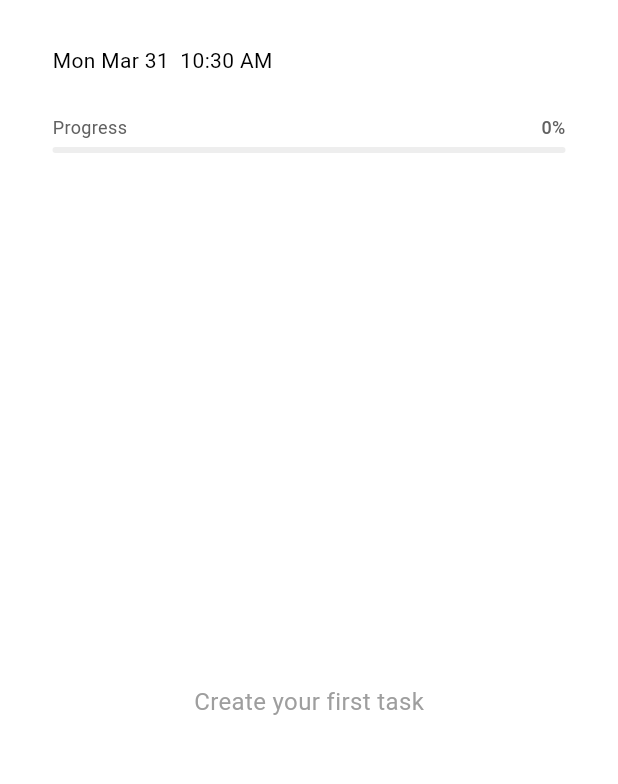
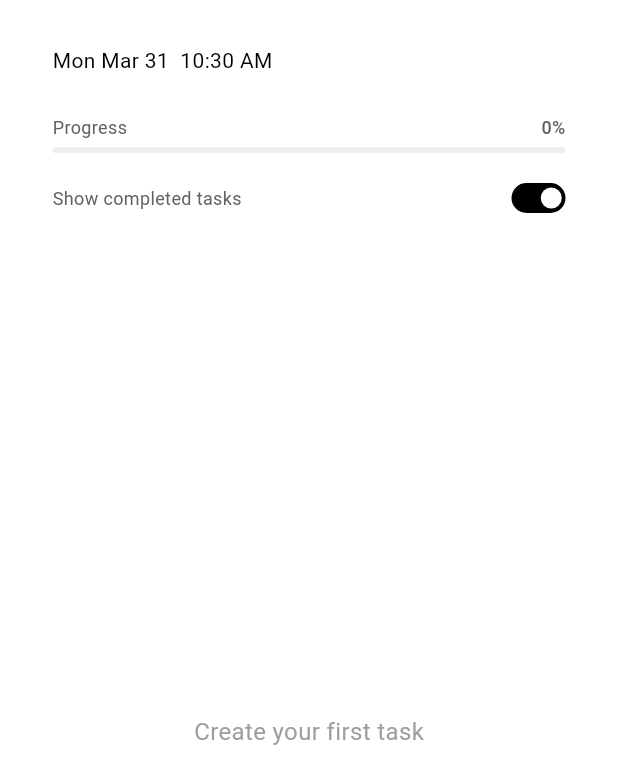
Before and after one commit to phinoda/Nook, a Flutter app: the screen it shows after launch, on a phone screen of 412 x 824 dp. Shown: the top 784 px of the screen. Run offline on Flutter 3.47's test engine with Material 3 defaults, Android fonts, the phone set to English and light mode, and no system bars; our stand-ins replace shared_preferences.

Commit message:
add a filter to hide completed tasks

```diff
--- a/lib/main.dart
+++ b/lib/main.dart
@@ -172,6 +172,9 @@ class _MyHomePageState extends State<MyHomePage> {
 
   // Add these state variables to track indentation
   Map<String, int> _taskIndentLevels = {}; // Maps task ID to indent level
+
+  // Add this state variable to track whether completed tasks are shown
+  bool _showCompletedTasks = true;
 
   @override
   void initState() {
@@ -668,12 +671,14 @@ class _MyHomePageState extends State<MyHomePage> {
 
   @override
   Widget build(BuildContext context) {
-    // For now, let's keep using the flat _tasks list for reordering
-    // We'll handle subtasks display separately
+    // Create a filtered task list based on the toggle state
+    final List<Task> displayedTasks = _showCompletedTasks
+        ? _tasks
+        : _tasks.where((task) => !task.isCompleted).toList();
 
     return Container(
-      width: 350, // Fixed width of 350
-      height: WidgetsBinding.instance.window.physicalSize.height / WidgetsBinding.instance.window.devicePixelRatio, // Full screen height
+      width: 350,
+      height: WidgetsBinding.instance.window.physicalSize.height / WidgetsBinding.instance.window.devicePixelRatio,
       child: Material(
         type: MaterialType.transparency,
         child: Focus(
@@ -749,7 +754,7 @@ class _MyHomePageState extends State<MyHomePage> {
                       ),
                     ),
 
-                    // Progress bar showing task completion percentage
+                    // Progress bar and percentage
                     Padding(
                       padding: const EdgeInsets.symmetric(horizontal: 25, vertical: 5),
         child: Column(
@@ -796,21 +801,88 @@ class _MyHomePageState extends State<MyHomePage> {
                               ),
                             ),
                           ),
+
+                          // Increased spacing between progress bar and toggle
+                          SizedBox(height: 20),
+
+                          // Toggle for completed tasks
+                          Row(
+                            mainAxisAlignment: MainAxisAlignment.spaceBetween,
+                            children: [
+            Text(
+                                "Show completed tasks",
+                                style: TextStyle(
+                                  fontSize: 12,
+                                  color: Colors.grey.shade700,
+                                ),
+                              ),
+                              // Custom-styled switch
+                              GestureDetector(
+                                onTap: () {
+                                  setState(() {
+                                    _showCompletedTasks = !_showCompletedTasks;
+                                    // Reset editing if the task being edited becomes hidden
+                                    if (_editingIndex != null &&
+                                        _editingIndex! < _tasks.length &&
+                                        _tasks[_editingIndex!].isCompleted &&
+                                        !_showCompletedTasks) {
+                                      _saveCurrentEditing();
+                                      _editingIndex = null;
+                                      _taskController.clear();
+                                    }
+                                  });
+                                },
+                                child: AnimatedContainer(
+                                  duration: Duration(milliseconds: 200),
+                                  width: 36,
+                                  height: 20,
+                                  decoration: BoxDecoration(
+                                    borderRadius: BorderRadius.circular(10),
+                                    border: Border.all(
+                                      color: _showCompletedTasks ? Colors.black : Colors.grey.shade400,
+                                      width: 1.5,
+                                    ),
+                                    color: _showCompletedTasks ? Colors.black : Colors.transparent,
+                                  ),
+                                  child: Stack(
+                                    children: [
+                                      AnimatedPositioned(
+                                        duration: Duration(milliseconds: 200),
+                                        curve: Curves.easeInOut,
+                                        left: _showCompletedTasks ? 18 : 2,
+                                        top: 1.5,
+                                        child: Container(
+                                          width: 14,
+                                          height: 14,
+                                          decoration: BoxDecoration(
+                                            shape: BoxShape.circle,
+                                            color: _showCompletedTasks ? Colors.white : Colors.grey.shade400,
+                                          ),
+                                        ),
+                                      ),
+                                    ],
+                                  ),
+                                ),
+                              ),
+                            ],
+                          ),
                         ],
                       ),
                     ),
 
                     SizedBox(height: 15),
 
-                    // Todo List Section
+                    // Todo List Section - Use displayedTasks instead of _tasks
                     Expanded(
-                      child: _tasks.isEmpty
+                      child: displayedTasks.isEmpty
                           ? GestureDetector(
                               onTap: _createFirstTask,
                               behavior: HitTestBehavior.opaque,
                               child: Center(
                                 child: Text(
-                                  "Create your first task",
+                                  _tasks.isEmpty
+                                      ? "Create your first task"
+                                      : "No tasks to display",
                                   style: TextStyle(
                                     color: Colors.grey,
                                     fontSize: 16,
@@ -820,7 +892,7 @@ class _MyHomePageState extends State<MyHomePage> {
                             )
                           : ReorderableListView.builder(
                               padding: EdgeInsets.symmetric(horizontal: 20, vertical: 5),
-                              itemCount: _tasks.length,
+                              itemCount: displayedTasks.length,
                               buildDefaultDragHandles: false,
                               proxyDecorator: (child, index, animation) {
                                 return Material(
@@ -832,67 +904,60 @@ class _MyHomePageState extends State<MyHomePage> {
                                 );
                               },
                               onReorder: (int oldIndex, int newIndex) {
+                                setState(() {
+                                  // Save any current editing
+                                  if (_editingIndex != null) {
+                                    _saveCurrentEditing();
+                                  }
+
+                                  // Map displayedTasks indices to actual _tasks indices
+                                  final int actualOldIndex = _tasks.indexOf(displayedTasks[oldIndex]);
+
+                                  // Handle index adjustment when moving an item down
                                   if (oldIndex < newIndex) {
                                     newIndex -= 1;
                                   }
 
-  final String movedTaskId = _tasks[oldIndex].id;
-  final int movedTaskIndent = _taskIndentLevels[movedTaskId] ?? 0;
+                                  // Find the actual position in _tasks for the new index
+                                  int actualNewIndex;
+                                  if (newIndex >= displayedTasks.length) {
+                                    // If dropping at the end
+                                    actualNewIndex = _showCompletedTasks
+                                        ? _tasks.length - 1
+                                        : _tasks.lastIndexWhere((task) => !task.isCompleted);
+                                  } else {
+                                    actualNewIndex = _tasks.indexOf(displayedTasks[newIndex]);
+                                  }
 
-  // Collect the task and all its children
-  final List<Task> movingGroup = [ _tasks[oldIndex] ];
-  final List<String> movingGroupIds = [ movedTaskId ];
-  final List<int> movingGroupIndents = [ movedTaskIndent ];
+                                  // Move the task
+                                  final Task movedTask = _tasks.removeAt(actualOldIndex);
+                                  _tasks.insert(actualNewIndex, movedTask);
 
-  for (int i = oldIndex + 1; i < _tasks.length; i++) {
-    final String childId = _tasks[i].id;
-    final int childIndent = _taskIndentLevels[childId] ?? 0;
-
-    if (childIndent > movedTaskIndent) {
-      movingGroup.add(_tasks[i]);
-      movingGroupIds.add(childId);
-      movingGroupIndents.add(childIndent);
-    } else {
-      break;
+                                  // Update editing index if necessary
+                                  if (_editingIndex != null) {
+                                    if (_editingIndex == actualOldIndex) {
+                                      _editingIndex = actualNewIndex;
+                                    } else if (actualOldIndex < _editingIndex! && actualNewIndex >= _editingIndex!) {
+                                      _editingIndex = _editingIndex! - 1;
+                                    } else if (actualOldIndex > _editingIndex! && actualNewIndex <= _editingIndex!) {
+                                      _editingIndex = _editingIndex! + 1;
                                     }
                                   }
-
-  // Remove the group
-  _tasks.removeRange(oldIndex, oldIndex + movingGroup.length);
-
-  // Insert the group at newIndex
-  _tasks.insertAll(newIndex, movingGroup);
-
-  // Reapply indent levels
-  for (int i = 0; i < movingGroup.length; i++) {
-    _taskIndentLevels[movingGroupIds[i]] = movingGroupIndents[i];
-  }
-
-  // Update editing index
-  if (_editingIndex != null) {
-    if (_editingIndex! >= oldIndex && _editingIndex! < oldIndex + movingGroup.length) {
-      _editingIndex = newIndex + (_editingIndex! - oldIndex);
-    } else if (_editingIndex! < oldIndex && _editingIndex! >= newIndex) {
-      _editingIndex = _editingIndex! + movingGroup.length;
-    } else if (_editingIndex! > oldIndex && _editingIndex! < newIndex) {
-      _editingIndex = _editingIndex! - movingGroup.length;
-    }
-  }
+                                });
 
                                 _saveTasks();
-  _saveTaskIndentation();
-  setState(() {});
                               },
                               itemBuilder: (context, index) {
                                 // Check if index is valid
-                                if (index < 0 || index >= _tasks.length) {
+                                if (index < 0 || index >= displayedTasks.length) {
                                   return SizedBox.shrink(key: Key('invalid_index_$index'));
                                 }
 
-                                final task = _tasks[index];
+                                final task = displayedTasks[index];
+                                final actualIndex = _tasks.indexOf(task);
 
                                 // Editing existing task
-                                if (_editingIndex == index) {
+                                if (_editingIndex == actualIndex) {
                                   final int indentLevel = _taskIndentLevels[task.id] ?? 0;
 
                                   return Padding(
@@ -1008,7 +1073,7 @@ class _MyHomePageState extends State<MyHomePage> {
                                               SizedBox(width: 20.0 * indentLevel),
 
                                             // Checkbox
-                                            if (!_hasIndentedChild(index))
+                                            if (!_hasIndentedChild(actualIndex))
                                               GestureDetector(
                                                 onTap: () {
                                                   if (index >= 0 && index < _tasks.length) {
@@ -1030,7 +1095,7 @@ class _MyHomePageState extends State<MyHomePage> {
                                                 ),
                                               ),
                                             // Collapse toggle button with safer handling
-                                            if (_tasks[index].subtasks.isNotEmpty)
+                                            if (_tasks[actualIndex].subtasks.isNotEmpty)
                                               GestureDetector(
                                                 onTap: () {
                                                   if (index >= 0 && index < _tasks.length) {
@@ -1069,7 +1134,7 @@ class _MyHomePageState extends State<MyHomePage> {
                                                 style: TextStyle(
                                                   color: Colors.black87,
                                                   fontSize: 14,
-                                                  fontWeight: _hasIndentedChild(index) ? FontWeight.w600 : FontWeight.normal,
+                                                  fontWeight: _hasIndentedChild(actualIndex) ? FontWeight.w600 : FontWeight.normal,
                                                   decoration: task.isCompleted
                                                       ? TextDecoration.lineThrough
                                                       : null,
```
Lines whose indentation alone changed are shown as unchanged.
